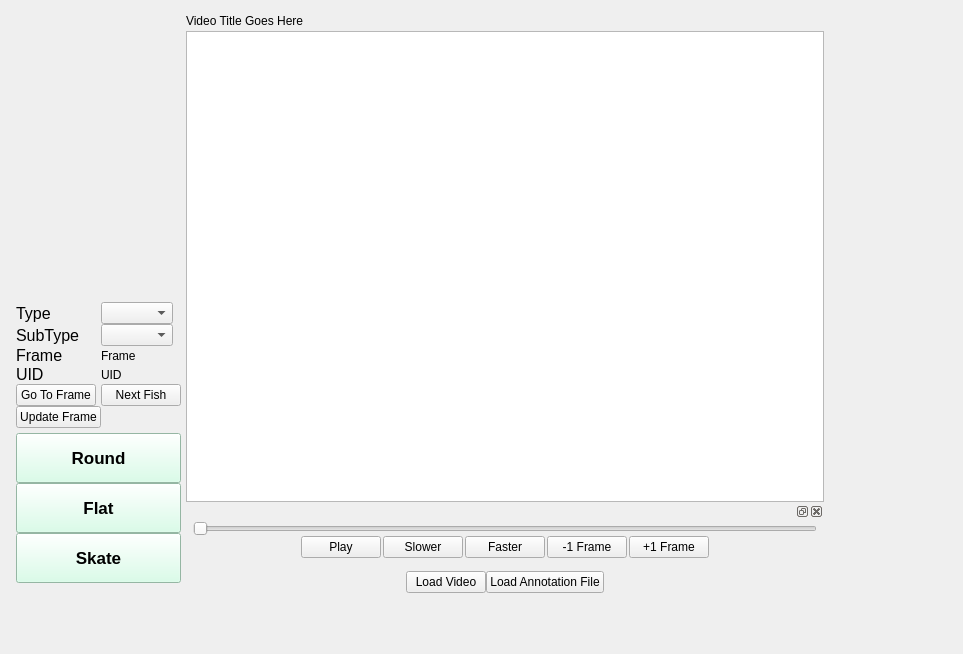
The window that FishGUI/mainwindow.ui (cvisionai/Tator-Native) describes before a commit, drawn with Qt 5.
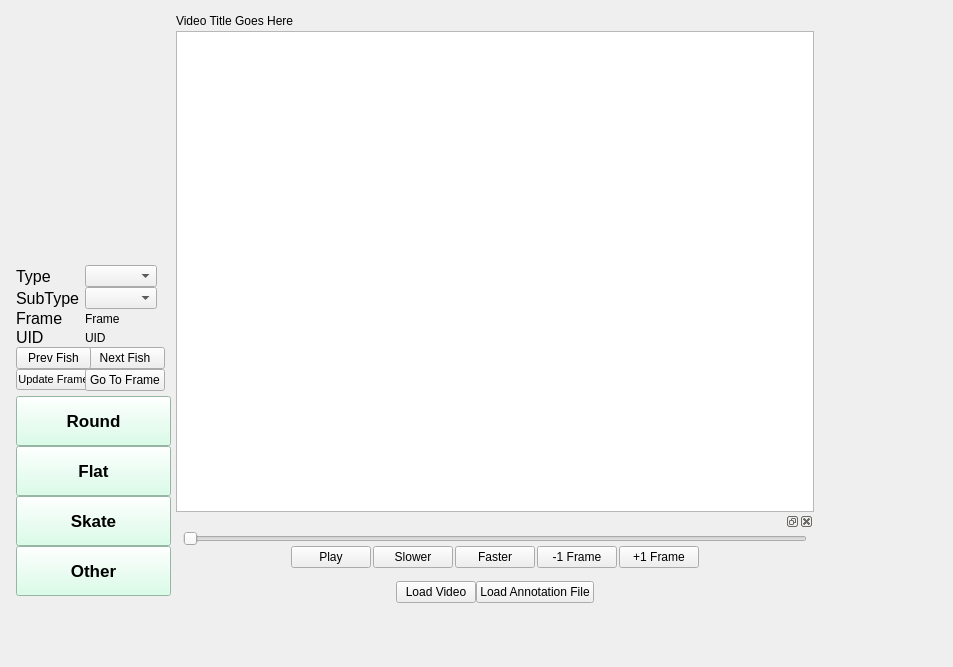
The same window after the commit.

Diff of the .ui file:
```diff
--- a/FishGUI/mainwindow.ui
+++ b/FishGUI/mainwindow.ui
@@ -6,8 +6,8 @@
    <rect>
     <x>0</x>
     <y>0</y>
-    <width>963</width>
-    <height>654</height>
+    <width>953</width>
+    <height>667</height>
    </rect>
   </property>
   <property name="windowTitle">
@@ -130,16 +130,6 @@
            </property>
           </widget>
          </item>
-         <item row="4" column="0">
-          <widget class="QPushButton" name="goToFrame">
-           <property name="focusPolicy">
-            <enum>Qt::NoFocus</enum>
-           </property>
-           <property name="text">
-            <string>Go To Frame</string>
-           </property>
-          </widget>
-         </item>
          <item row="4" column="1">
           <widget class="QPushButton" name="nextFish">
            <property name="focusPolicy">
@@ -152,9 +142,15 @@
          </item>
          <item row="5" column="0">
           <widget class="QPushButton" name="updateFishFrame">
+           <property name="minimumSize">
+            <size>
+             <width>75</width>
+             <height>0</height>
+            </size>
+           </property>
            <property name="font">
             <font>
-             <pointsize>9</pointsize>
+             <pointsize>8</pointsize>
             </font>
            </property>
            <property name="focusPolicy">
@@ -165,6 +161,29 @@
            </property>
           </widget>
          </item>
+         <item row="5" column="1">
+          <widget class="QPushButton" name="goToFrame">
+           <property name="focusPolicy">
+            <enum>Qt::NoFocus</enum>
+           </property>
+           <property name="text">
+            <string>Go To Frame</string>
+           </property>
+          </widget>
+         </item>
+         <item row="4" column="0">
+          <widget class="QPushButton" name="pushButton">
+           <property name="minimumSize">
+            <size>
+             <width>75</width>
+             <height>0</height>
+            </size>
+           </property>
+           <property name="text">
+            <string>Prev Fish</string>
+           </property>
+          </widget>
+         </item>
         </layout>
        </item>
        <item>
@@ -292,6 +311,29 @@
            </property>
           </widget>
          </item>
+         <item>
+          <widget class="QPushButton" name="addOther">
+           <property name="minimumSize">
+            <size>
+             <width>0</width>
+             <height>50</height>
+            </size>
+           </property>
+           <property name="font">
+            <font>
+             <pointsize>13</pointsize>
+             <weight>75</weight>
+             <bold>true</bold>
+            </font>
+           </property>
+           <property name="styleSheet">
+            <string notr="true">background-color: rgb(208, 255, 228);</string>
+           </property>
+           <property name="text">
+            <string>Other</string>
+           </property>
+          </widget>
+         </item>
         </layout>
        </item>
        <item>
```
Left out of the diff: 22 changed lines with no effect on the pictures.
